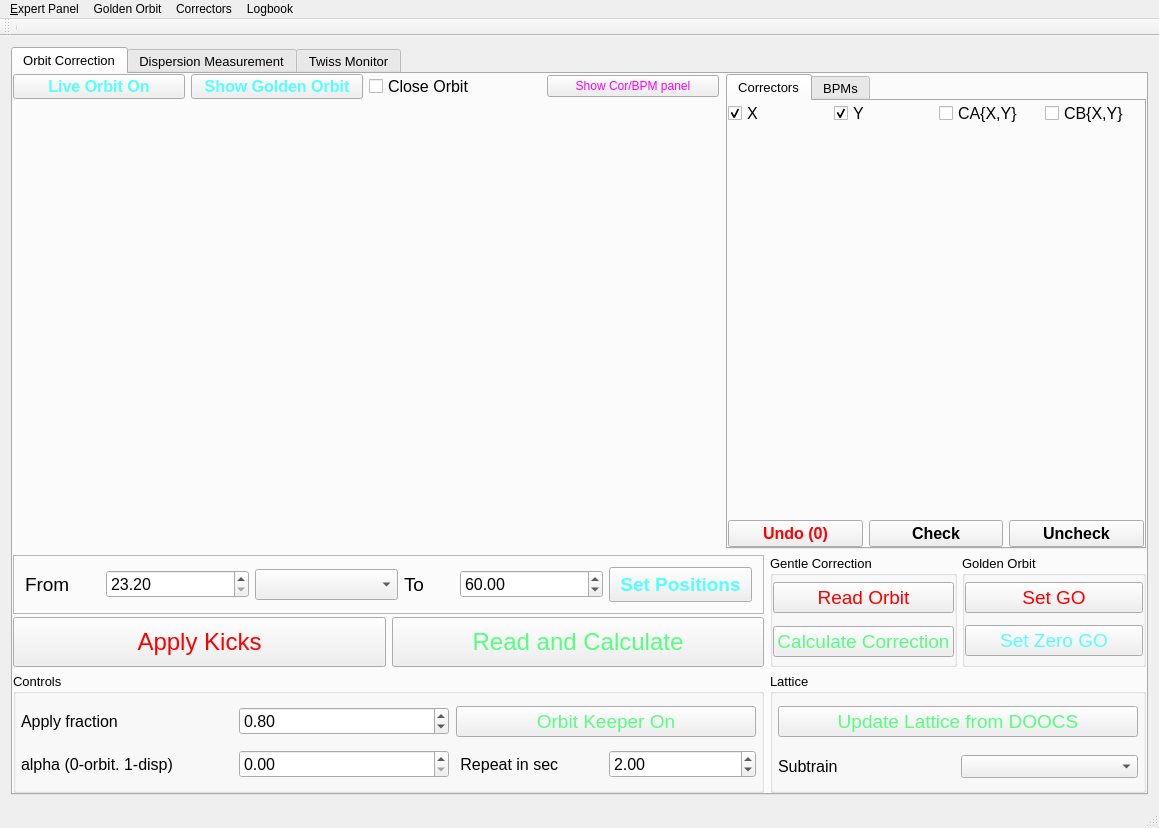
sergey-tomin/manul, file gui/UImanul2.ui: the form before one commit.
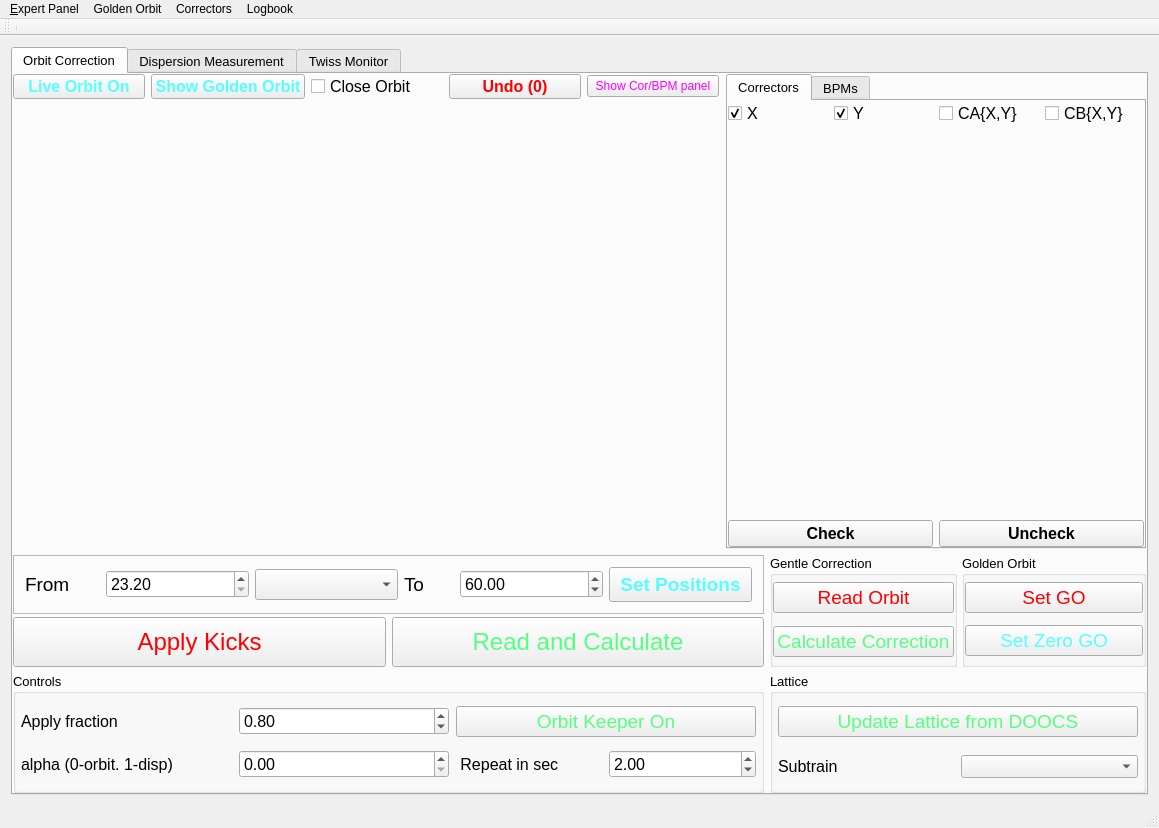
The form after the commit.

Commit message: updated BPM location file added new option for BPM reading added class CorectionAnalysis

```diff
--- a/gui/UImanul2.ui
+++ b/gui/UImanul2.ui
@@ -129,6 +129,29 @@
                </property>
               </widget>
              </item>
+             <item>
+              <widget class="QPushButton" name="pb_reset_all">
+               <property name="minimumSize">
+                <size>
+                 <width>0</width>
+                 <height>20</height>
+                </size>
+               </property>
+               <property name="font">
+                <font>
+                 <pointsize>12</pointsize>
+                 <weight>75</weight>
+                 <bold>true</bold>
+                </font>
+               </property>
+               <property name="styleSheet">
+                <string notr="true">color: rgb(255, 0, 0);</string>
+               </property>
+               <property name="text">
+                <string>Undo (0)</string>
+               </property>
+              </widget>
+             </item>
              <item>
               <widget class="QPushButton" name="pb_hide_show_dev_panel">
                <property name="styleSheet">
@@ -880,29 +903,6 @@
             </item>
             <item row="5" column="0">
              <layout class="QHBoxLayout" name="horizontalLayout_20">
-              <item>
-               <widget class="QPushButton" name="pb_reset_all">
-                <property name="minimumSize">
-                 <size>
-                  <width>0</width>
-                  <height>20</height>
-                 </size>
-                </property>
-                <property name="font">
-                 <font>
-                  <pointsize>12</pointsize>
-                  <weight>75</weight>
-                  <bold>true</bold>
-                 </font>
-                </property>
-                <property name="styleSheet">
-                 <string notr="true">color: rgb(255, 0, 0);</string>
-                </property>
-                <property name="text">
-                 <string>Undo (0)</string>
-                </property>
-               </widget>
-              </item>
               <item>
                <widget class="QPushButton" name="pb_check">
                 <property name="minimumSize">
```
Left out of the diff: 4 changed lines with no effect on the pictures. The commit also changes 8 other files.
